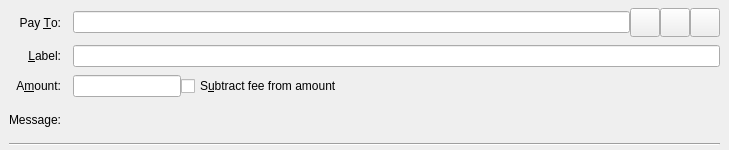
Old version of the form src/qt/forms/sendcoinsentry.ui in the repository biblepay/biblepay_legacy.
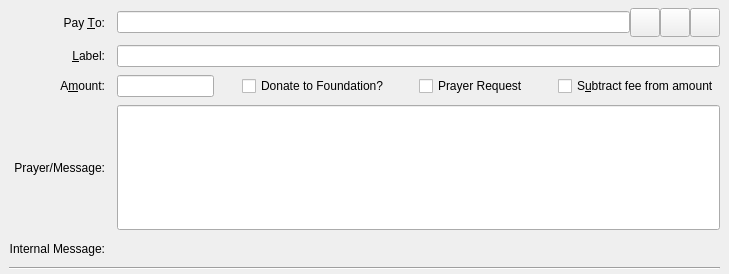
New version of the form. Custom widgets are drawn as their Qt base class.

What changed in the file:
```diff
--- a/src/qt/forms/sendcoinsentry.ui
+++ b/src/qt/forms/sendcoinsentry.ui
@@ -7,7 +7,7 @@
     <x>0</x>
     <y>0</y>
     <width>729</width>
-    <height>150</height>
+    <height>274</height>
    </rect>
   </property>
   <property name="focusPolicy">
@@ -151,10 +151,72 @@
      </widget>
     </item>
     <item row="2" column="1">
-     <layout class="QHBoxLayout" name="horizontalLayoutAmount" stretch="0,1">
+     <layout class="QHBoxLayout" name="horizontalLayoutAmount" stretch="0,0,0,0,1,0,0">
       <item>
        <widget class="BitcoinAmountField" name="payAmount"/>
       </item>
+      <item>
+       <spacer name="horizontalSpacer">
+        <property name="orientation">
+         <enum>Qt::Horizontal</enum>
+        </property>
+        <property name="sizeHint" stdset="0">
+         <size>
+          <width>40</width>
+          <height>20</height>
+         </size>
+        </property>
+       </spacer>
+      </item>
+      <item>
+       <widget class="QCheckBox" name="chkForceTithe">
+        <property name="toolTip">
+         <string>Send Coins to Orphan Foundation to Support Orphans?</string>
+        </property>
+        <property name="layoutDirection">
+         <enum>Qt::LeftToRight</enum>
+        </property>
+        <property name="text">
+         <string>Donate to Foundation?</string>
+        </property>
+       </widget>
+      </item>
+      <item>
+       <spacer name="horizontalSpacer_2">
+        <property name="orientation">
+         <enum>Qt::Horizontal</enum>
+        </property>
+        <property name="sizeHint" stdset="0">
+         <size>
+          <width>40</width>
+          <height>20</height>
+         </size>
+        </property>
+       </spacer>
+      </item>
+      <item>
+       <widget class="QCheckBox" name="checkboxPrayer">
+        <property name="toolTip">
+         <string>Prayer Request</string>
+        </property>
+        <property name="text">
+         <string>Prayer Request</string>
+        </property>
+       </widget>
+      </item>
+      <item>
+       <spacer name="horizontalSpacer_3">
+        <property name="orientation">
+         <enum>Qt::Horizontal</enum>
+        </property>
+        <property name="sizeHint" stdset="0">
+         <size>
+          <width>40</width>
+          <height>20</height>
+         </size>
+        </property>
+       </spacer>
+      </item>
       <item>
        <widget class="QCheckBox" name="checkboxSubtractFeeFromAmount">
         <property name="toolTip">
@@ -168,9 +230,9 @@
      </layout>
     </item>
     <item row="3" column="0">
-     <widget class="QLabel" name="messageLabel">
+     <widget class="QLabel" name="messageCaption">
       <property name="text">
-       <string>Message:</string>
+       <string>Prayer/Message:</string>
       </property>
       <property name="alignment">
        <set>Qt::AlignRight|Qt::AlignTrailing|Qt::AlignVCenter</set>
@@ -178,6 +240,42 @@
      </widget>
     </item>
     <item row="3" column="1">
+     <layout class="QHBoxLayout" name="horizontalLayout_7">
+      <property name="spacing">
+       <number>0</number>
+      </property>
+      <item>
+       <widget class="QValidatedLineEdit" name="txtMessage">
+        <property name="enabled">
+         <bool>true</bool>
+        </property>
+        <property name="minimumSize">
+         <size>
+          <width>0</width>
+          <height>125</height>
+         </size>
+        </property>
+        <property name="toolTip">
+         <string>Send Custom Message to Recipient </string>
+        </property>
+        <property name="maxLength">
+         <number>1000</number>
+        </property>
+       </widget>
+      </item>
+     </layout>
+    </item>
+    <item row="4" column="0">
+     <widget class="QLabel" name="messageLabel">
+      <property name="text">
+       <string>Internal Message:</string>
+      </property>
+      <property name="alignment">
+       <set>Qt::AlignRight|Qt::AlignTrailing|Qt::AlignVCenter</set>
+      </property>
+     </widget>
+    </item>
+    <item row="4" column="1">
      <widget class="QLabel" name="messageTextLabel">
       <property name="toolTip">
        <string>A message that was attached to the biblepay: URI which will be stored with the transaction for your reference. Note: This message will not be sent over the Biblepay network.</string>
@@ -187,7 +285,7 @@
       </property>
      </widget>
     </item>
-    <item row="4" column="0" colspan="2">
+    <item row="5" column="0" colspan="2">
      <widget class="Line" name="line">
       <property name="orientation">
        <enum>Qt::Horizontal</enum>
```
Left out of the diff: 1 changed line with no effect on the pictures.
